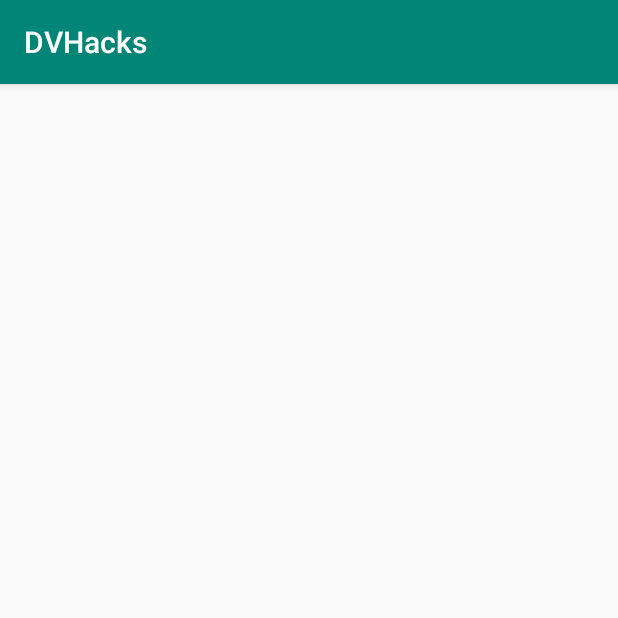
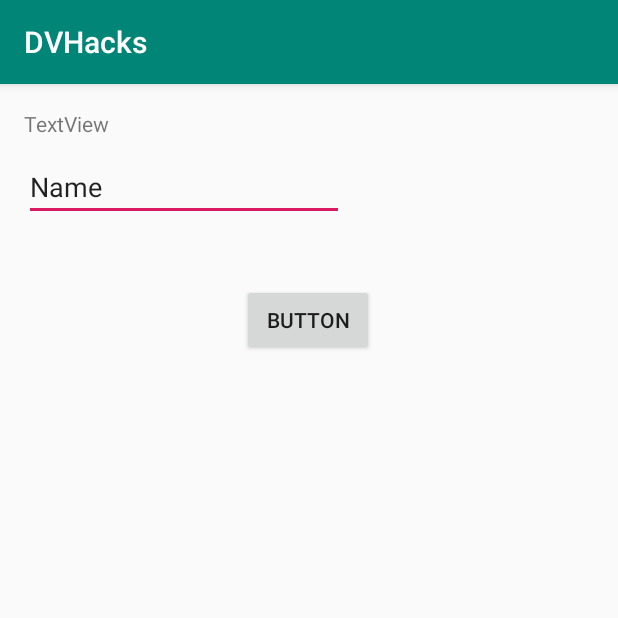
Before and after one commit to Ashboy64/DVHacks, an Android app: the screen it shows after launch (SentimentTest), on a phone screen of 412 x 824 dp, the top half of it. Run offline under Robolectric (Android 15) with nearby library versions, the phone set to English and light mode, and no system bars; our stand-ins replace Volley.

Commit message:
Sentiment

```diff
--- a/app/build.gradle
+++ b/app/build.gradle
@@ -20,9 +20,10 @@ android {
 }
 
 dependencies {
-    implementation fileTree(dir: 'libs', include: ['*.jar'])
+    implementation fileTree(include: ['*.jar'], dir: 'libs')
     implementation 'androidx.appcompat:appcompat:1.0.2'
     implementation 'androidx.constraintlayout:constraintlayout:1.1.3'
+    implementation 'com.android.volley:volley:1.1.1'
     testImplementation 'junit:junit:4.12'
     androidTestImplementation 'androidx.test.ext:junit:1.1.0'
     androidTestImplementation 'androidx.test.espresso:espresso-core:3.1.1'
--- a/app/src/main/AndroidManifest.xml
+++ b/app/src/main/AndroidManifest.xml
@@ -1,6 +1,8 @@
 <?xml version="1.0" encoding="utf-8"?>
 <manifest xmlns:android="http://schemas.android.com/apk/res/android"
     package="com.example.dvhacks">
+    <uses-permission android:name="android.permission.INTERNET" />
+    <uses-permission android:name="android.permission.ACCESS_NETWORK_STATE" />
 
     <application
         android:allowBackup="true"
--- a/app/src/main/java/com/example/dvhacks/MainActivity.java
+++ b/app/src/main/java/com/example/dvhacks/MainActivity.java
@@ -3,9 +3,11 @@ package com.example.dvhacks;
 import androidx.appcompat.app.AppCompatActivity;
 
 import android.os.Bundle;
+import android.widget.Button;
+import android.widget.EditText;
+import android.widget.TextView;
 
 public class MainActivity extends AppCompatActivity {
-
     @Override
     protected void onCreate(Bundle savedInstanceState) {
         super.onCreate(savedInstanceState);
--- a/app/src/main/res/layout/activity_sentiment_test.xml
+++ b/app/src/main/res/layout/activity_sentiment_test.xml
@@ -6,4 +6,41 @@
     android:layout_height="match_parent"
     tools:context=".SentimentTest">
 
+    <Button
+        android:id="@+id/button"
+        android:layout_width="wrap_content"
+        android:layout_height="wrap_content"
+        android:text="Button"
+        app:layout_constraintBottom_toBottomOf="parent"
+        app:layout_constraintEnd_toEndOf="parent"
+        app:layout_constraintHorizontal_bias="0.498"
+        app:layout_constraintStart_toStartOf="parent"
+        app:layout_constraintTop_toTopOf="parent"
+        app:layout_constraintVertical_bias="0.185" />
+
+    <TextView
+        android:id="@+id/textView"
+        android:layout_width="wrap_content"
+        android:layout_height="wrap_content"
+        android:layout_marginStart="16dp"
+        android:layout_marginLeft="16dp"
+        android:text="TextView"
+        app:layout_constraintBottom_toBottomOf="parent"
+        app:layout_constraintStart_toStartOf="parent"
+        app:layout_constraintTop_toTopOf="parent"
+        app:layout_constraintVertical_bias="0.022" />
+
+    <EditText
+        android:id="@+id/editText"
+        android:layout_width="wrap_content"
+        android:layout_height="wrap_content"
+        android:layout_marginStart="16dp"
+        android:layout_marginLeft="16dp"
+        android:ems="10"
+        android:inputType="textPersonName"
+        android:text="Name"
+        app:layout_constraintBottom_toBottomOf="parent"
+        app:layout_constraintStart_toStartOf="parent"
+        app:layout_constraintTop_toTopOf="parent"
+        app:layout_constraintVertical_bias="0.064" />
 </androidx.constraintlayout.widget.ConstraintLayout>
```
Also changed, not shown: app/src/main/java/com/example/dvhacks/SentimentTest.java (+130 -0 lines).
